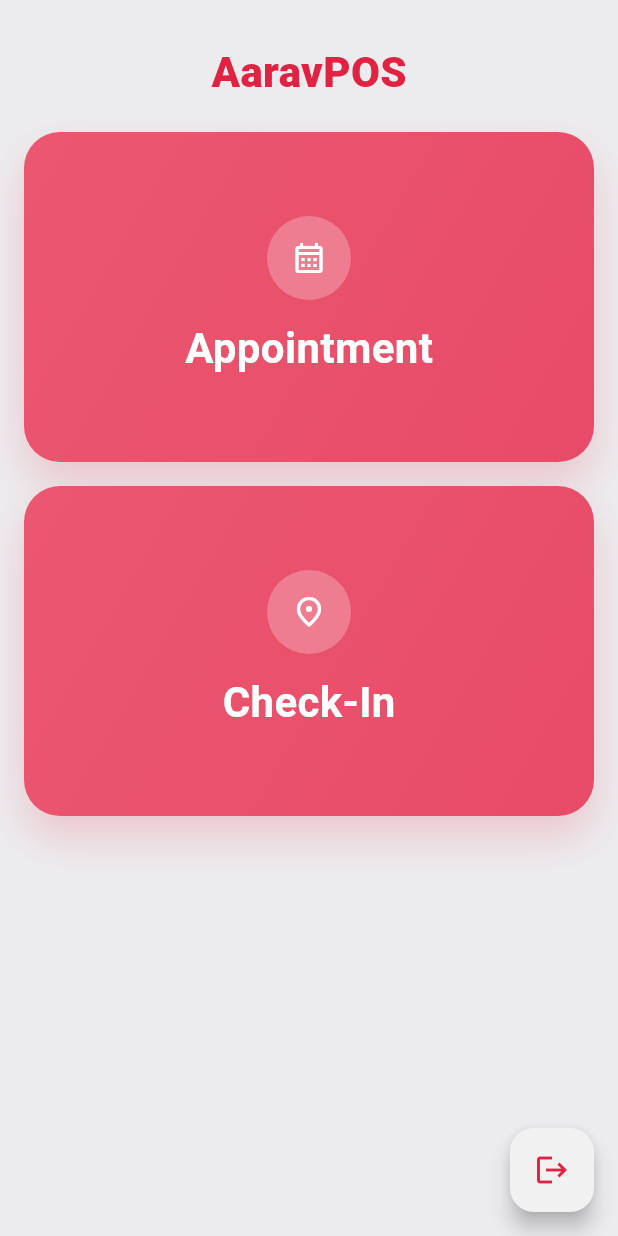
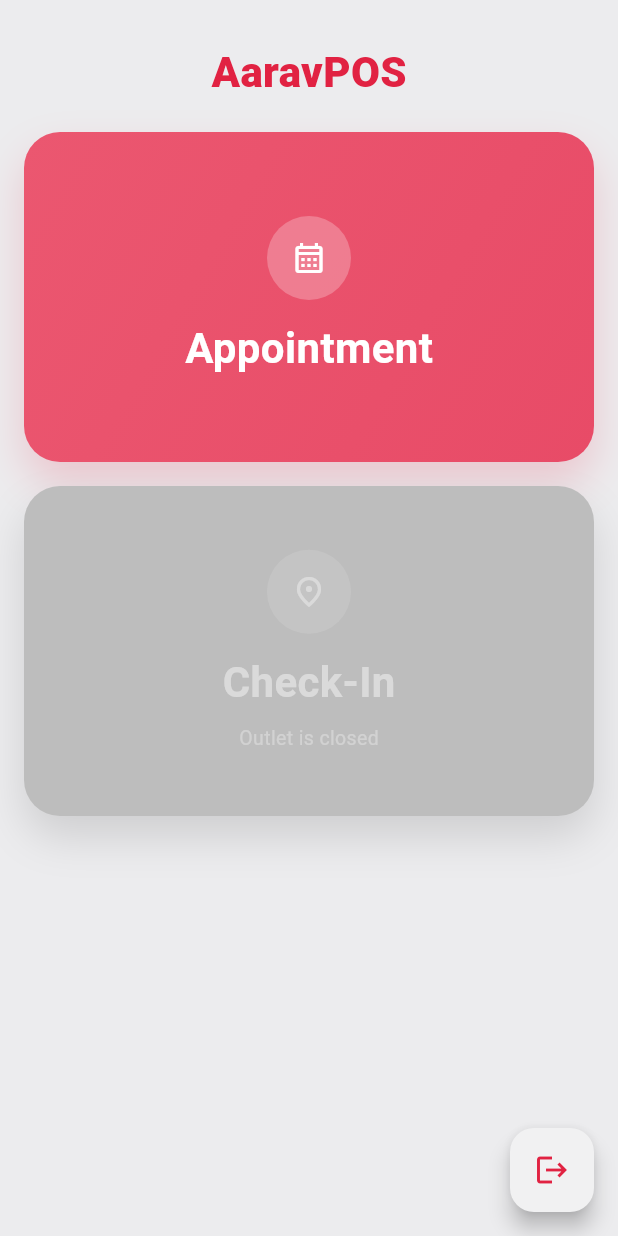
Before and after one commit to ydpatel1/aaravPos, a Flutter app: the HomeScreen screen opened by its route, on a phone screen of 412 x 824 dp. Run offline on Flutter 3.47's test engine with Material 3 defaults, Android fonts, the phone set to English and light mode, and no system bars; our stand-ins replace cached_network_image, dio, equatable, flutter_bloc, flutter_secure_storage, get_it and 4 more; accounts and stored records are empty.

Commit message:
feat(auth): refactor login flow to extract and persist kiosk metadata
- Split saveOutletStatus into separate saveTenantId and saveOutletId methods for granular control
- Create LoginResult class to encapsulate token, tenantId, and outletId from login response
- Update login endpoint to extract kiosk metadata (tenantId, outletId) from nested response structure
- Refactor AuthRepositoryImpl to persist kiosk info directly from login result instead of separate API call
- Update AuthBloc constructor to accept SessionBloc dependency for session management
- Reorganize SecureStorage methods with section comments for better code organization
- Reorder dependency injection to register SessionBloc before AuthBloc
- Improve error handling with explicit type checking and validation for authentication data
- Remove redundant fetchOutletStatus call, consolidating kiosk data retrieval into single login operation

```diff
--- a/lib/core/utils/helpers/injector.dart
+++ b/lib/core/utils/helpers/injector.dart
@@ -34,10 +34,10 @@ Future<void> configureDependencies() async {
   getIt.registerLazySingleton<AuthRepository>(
     () => AuthRepositoryImpl(getIt(), getIt()),
   );
-  getIt.registerLazySingleton<AuthBloc>(() => AuthBloc(getIt()));
+  getIt.registerLazySingleton<SessionBloc>(SessionBloc.new);
+  getIt.registerLazySingleton<AuthBloc>(() => AuthBloc(getIt(), getIt()));
 
   getIt.registerLazySingleton<BookingRepository>(BookingRepositoryImpl.new);
-  getIt.registerLazySingleton<SessionBloc>(SessionBloc.new);
   getIt.registerLazySingleton<ServiceBloc>(() => ServiceBloc(getIt()));
   getIt.registerLazySingleton<StaffBloc>(() => StaffBloc(getIt()));
   getIt.registerLazySingleton<SlotBloc>(() => SlotBloc(getIt()));
--- a/lib/presentation/bloc/session/session_event.dart
+++ b/lib/presentation/bloc/session/session_event.dart
@@ -64,3 +64,12 @@ class SessionCustomerChanged extends SessionEvent {
 class SessionResetRequested extends SessionEvent {
   const SessionResetRequested();
 }
+
+class SessionOutletStatusLoaded extends SessionEvent {
+  const SessionOutletStatusLoaded({required this.isOpen});
+
+  final bool isOpen;
+
+  @override
+  List<Object?> get props => [isOpen];
+}
--- a/lib/presentation/bloc/session/session_state.dart
+++ b/lib/presentation/bloc/session/session_state.dart
@@ -6,6 +6,7 @@ class SessionState extends Equatable {
   const SessionState({
     this.mode = BookingMode.appointment,
     this.isCheckIn = false,
+    this.isOutletOpen = false,
     this.selectedServices = const <ServiceItem>[],
     this.selectedStaff,
     this.selectedDate,
@@ -15,6 +16,11 @@ class SessionState extends Equatable {
 
   final BookingMode mode;
   final bool isCheckIn;
+
+  /// Reflects isOpen from outlet/status API.
+  /// When false, the Check-In button on HomeScreen is disabled.
+  final bool isOutletOpen;
+
   final List<ServiceItem> selectedServices;
   final StaffMember? selectedStaff;
   final DateTime? selectedDate;
@@ -24,6 +30,7 @@ class SessionState extends Equatable {
   SessionState copyWith({
     BookingMode? mode,
     bool? isCheckIn,
+    bool? isOutletOpen,
     List<ServiceItem>? selectedServices,
     StaffMember? selectedStaff,
     DateTime? selectedDate,
@@ -37,6 +44,7 @@ class SessionState extends Equatable {
     return SessionState(
       mode: mode ?? this.mode,
       isCheckIn: isCheckIn ?? this.isCheckIn,
+      isOutletOpen: isOutletOpen ?? this.isOutletOpen,
       selectedServices: selectedServices ?? this.selectedServices,
       selectedStaff: clearStaff ? null : selectedStaff ?? this.selectedStaff,
       selectedDate: clearDate ? null : selectedDate ?? this.selectedDate,
@@ -50,6 +58,7 @@ class SessionState extends Equatable {
   @override
   List<Object?> get props => [
     mode,
+    isOutletOpen,
     selectedServices,
     selectedStaff,
     selectedDate,
--- a/lib/presentation/screens/pages/home_screen.dart
+++ b/lib/presentation/screens/pages/home_screen.dart
@@ -13,6 +13,7 @@ class HomeScreen extends StatelessWidget {
   @override
   Widget build(BuildContext context) {
     final isMobile = context.isMobile;
+    final isOutletOpen = context.watch<SessionBloc>().state.isOutletOpen;
 
     return Scaffold(
       floatingActionButton: FloatingActionButton(
@@ -34,24 +35,48 @@ class HomeScreen extends StatelessWidget {
               const Center(
                 child: Text(
                   'AaravPOS',
-                  style: TextStyle(color: Color(0xFFE12242), fontWeight: FontWeight.w800, fontSize: 28),
+                  style: TextStyle(
+                    color: Color(0xFFE12242),
+                    fontWeight: FontWeight.w800,
+                    fontSize: 28,
+                  ),
                 ),
               ),
               SizedBox(height: isMobile ? 20 : 30),
               Expanded(
                 child: isMobile
                     ? ListView(
-                        children: const [
-                          _ModeCard(title: 'Appointment', icon: Icons.calendar_month_outlined),
-                          SizedBox(height: 16),
-                          _ModeCard(title: 'Check-In', icon: Icons.place_outlined),
+                        children: [
+                          const _ModeCard(
+                            title: 'Appointment',
+                            icon: Icons.calendar_month_outlined,
+                            enabled: true,
+                          ),
+                          const SizedBox(height: 16),
+                          _ModeCard(
+                            title: 'Check-In',
+                            icon: Icons.place_outlined,
+                            enabled: isOutletOpen,
+                          ),
                         ],
                       )
-                    : const Row(
+                    : Row(
                         children: [
-                          Expanded(child: _ModeCard(title: 'Appointment', icon: Icons.calendar_month_outlined)),
-                          SizedBox(width: 22),
-                          Expanded(child: _ModeCard(title: 'Check-In', icon: Icons.place_outlined)),
+                          const Expanded(
+                            child: _ModeCard(
+                              title: 'Appointment',
+                              icon: Icons.calendar_month_outlined,
+                              enabled: true,
+                            ),
+                          ),
+                          const SizedBox(width: 22),
+                          Expanded(
+                            child: _ModeCard(
+                              title: 'Check-In',
+                              icon: Icons.place_outlined,
+                              enabled: isOutletOpen,
+                            ),
+                          ),
                         ],
                       ),
               ),
@@ -64,36 +89,53 @@ class HomeScreen extends StatelessWidget {
 }
 
 class _ModeCard extends StatelessWidget {
-  const _ModeCard({required this.title, required this.icon});
+  const _ModeCard({
+    required this.title,
+    required this.icon,
+    required this.enabled,
+  });
 
   final String title;
   final IconData icon;
+  final bool enabled;
 
   @override
   Widget build(BuildContext context) {
     final isMobile = context.isMobile;
 
-    return InkWell(
-      onTap: () {
+    return Opacity(
+      opacity: enabled ? 1.0 : 0.45,
+      child: InkWell(
+        onTap: enabled
+            ? () {
                 if (title == 'Appointment') {
                   context.read<SessionBloc>().setMode(BookingMode.appointment);
                 } else {
                   context.read<SessionBloc>().setMode(BookingMode.checkIn);
                 }
                 context.go(AppRoutes.services);
-      },
+              }
+            : null,
         borderRadius: BorderRadius.circular(24),
         child: Ink(
           height: isMobile ? 220 : 370,
           decoration: BoxDecoration(
             borderRadius: BorderRadius.circular(24),
-          gradient: const LinearGradient(
-            colors: [Color(0xFFEB5770), Color(0xFFE84B67)],
+            gradient: LinearGradient(
+              colors: enabled
+                  ? const [Color(0xFFEB5770), Color(0xFFE84B67)]
+                  : const [Color(0xFFBDBDBD), Color(0xFFBDBDBD)],
               begin: Alignment.topLeft,
               end: Alignment.bottomRight,
             ),
-          boxShadow: const [
-            BoxShadow(color: Color(0x30E12242), blurRadius: 24, offset: Offset(0, 14)),
+            boxShadow: [
+              BoxShadow(
+                color: enabled
+                    ? const Color(0x30E12242)
+                    : const Color(0x20000000),
+                blurRadius: 24,
+                offset: const Offset(0, 14),
+              ),
             ],
           ),
           child: Column(
@@ -102,14 +144,30 @@ class _ModeCard extends StatelessWidget {
               CircleAvatar(
                 radius: isMobile ? 28 : 38,
                 backgroundColor: const Color(0x40FFFFFF),
-              child: Icon(icon, size: isMobile ? 24 : 34, color: Colors.white),
+                child: Icon(
+                  icon,
+                  size: isMobile ? 24 : 34,
+                  color: Colors.white,
+                ),
               ),
               SizedBox(height: isMobile ? 12 : 26),
               Text(
                 title,
-              style: TextStyle(color: Colors.white, fontWeight: FontWeight.w700, fontSize: isMobile ? 28 : 18),
+                style: TextStyle(
+                  color: Colors.white,
+                  fontWeight: FontWeight.w700,
+                  fontSize: isMobile ? 28 : 18,
+                ),
+              ),
+              if (!enabled) ...[
+                const SizedBox(height: 8),
+                const Text(
+                  'Outlet is closed',
+                  style: TextStyle(color: Colors.white70, fontSize: 13),
                 ),
               ],
+            ],
+          ),
         ),
       ),
     );
```
Also changed, not shown: lib/core/storage/secure_storage.dart (+10 -4 lines), lib/data/auth/auth_remote_data_source.dart (+45 -14 lines), lib/data/auth/auth_repository_impl.dart (+12 -15 lines), lib/domain/model/outlet_status.dart (+16 -12 lines), lib/presentation/bloc/auth/auth_bloc.dart (+21 -10 lines), lib/presentation/bloc/session/session_bloc.dart (+12 -1 lines). Lines whose indentation alone changed are shown as unchanged.
